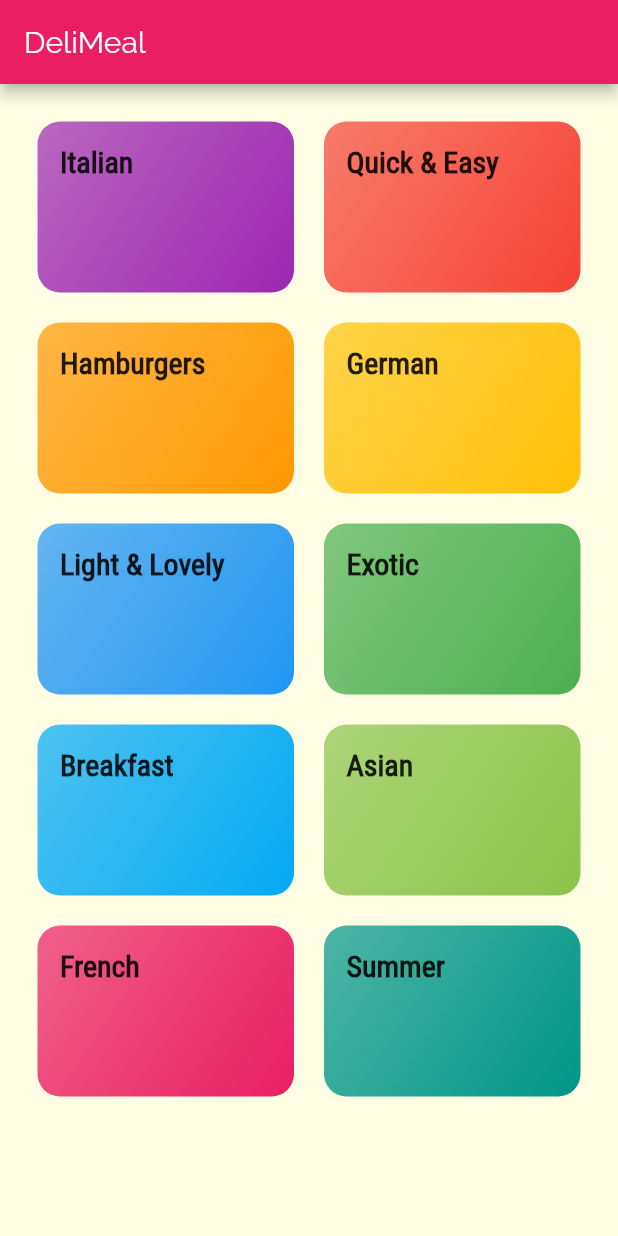
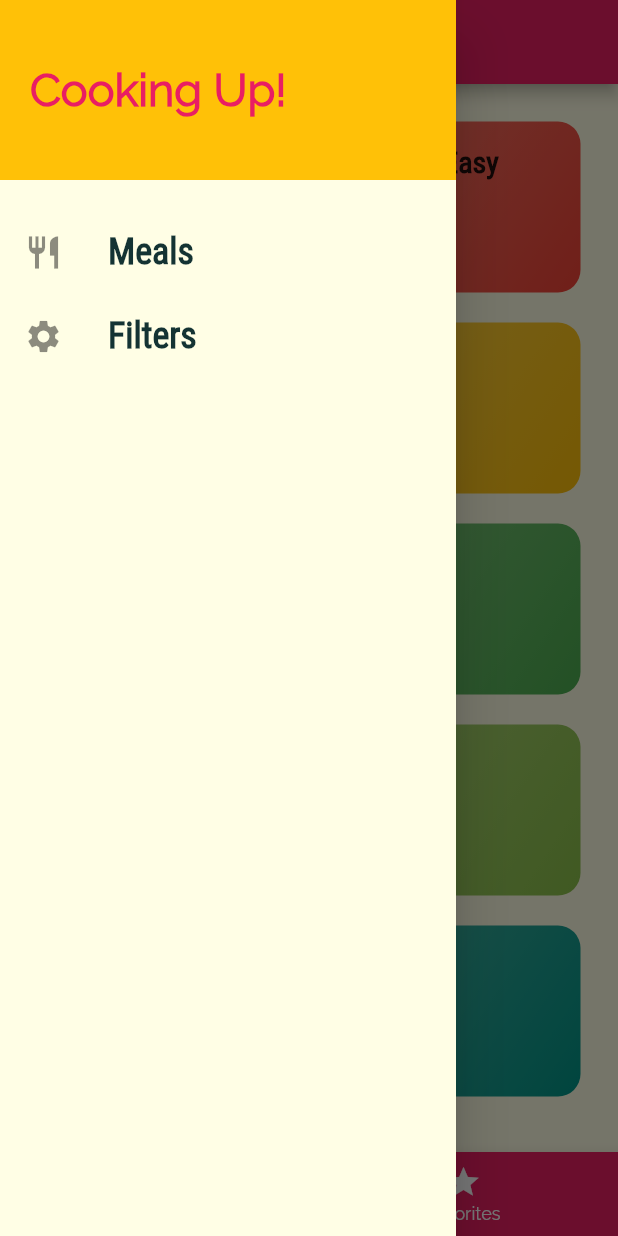
Before and after one commit to xFlappy/meals_app, a Flutter app: the screen it shows after launch, with the side drawer open (before the commit the screen has no drawer), on a phone screen of 412 x 824 dp. Run offline on Flutter 3.47's test engine with Material 2 defaults, Android fonts, the phone set to English and light mode, and no system bars.

Commit message:
Menu selection and favorites

```diff
--- a/lib/main.dart
+++ b/lib/main.dart
@@ -1,6 +1,8 @@
 import 'package:flutter/material.dart';
 import 'package:flutter/rendering.dart';
 
+import './screens/filters_screen.dart';
+import './screens/tabs_screen.dart';
 import './screens/meal_detail_screen.dart';
 import './screens/category_meals_screen.dart';
 import './screens/categories_screen.dart';
@@ -33,14 +35,15 @@ class MyApp extends StatelessWidget {
       // home: CategoriesScreen(),
       initialRoute: '/', // default is '/'
       routes: {
-        '/': (ctx) => CategoriesScreen(),
+        '/': (ctx) => TabsScreen(),
         CategoryMealsScreen.routeName: (ctx) => CategoryMealsScreen(),
         MealDetailScreen.routeName: (ctx) => MealDetailScreen(),
+        FiltersScreen.routeName: (ctx) => FiltersScreen(),
       },
-      onGenerateRoute: (settings) {
-        print(settings.arguments);
-        return MaterialPageRoute(builder: (ctx) => CategoriesScreen());
-      },
+      // onGenerateRoute: (settings) {
+      //   print(settings.arguments);
+      //   return MaterialPageRoute(builder: (ctx) => CategoriesScreen());
+      // },
       onUnknownRoute: (settings) {
         return MaterialPageRoute(builder: (ctx) => CategoriesScreen());
       },
--- a/lib/screens/categories_screen.dart
+++ b/lib/screens/categories_screen.dart
@@ -6,11 +6,7 @@ import '../widgets/category_item.dart';
 class CategoriesScreen extends StatelessWidget {
   @override
   Widget build(BuildContext context) {
-    return Scaffold(
-      appBar: AppBar(
-        title: const Text('DeliMeal'),
-      ),
-      body: GridView(
+    return GridView(
       padding: const EdgeInsets.all(25),
       children: DUMMY_CATEGORIES
           .map(
@@ -27,7 +23,6 @@ class CategoriesScreen extends StatelessWidget {
         crossAxisSpacing: 20,
         mainAxisSpacing: 20,
       ),
-      ),
     );
   }
 }
--- /dev/null
+++ b/lib/screens/filters_screen.dart
@@ -0,0 +1,20 @@
+import 'package:flutter/material.dart';
+
+import '../widgets/main_drawer.dart';
+
+class FiltersScreen extends StatelessWidget {
+  static const routeName = '/filters';
+
+  @override
+  Widget build(BuildContext context) {
+    return Scaffold(
+      appBar: AppBar(
+        title: Text('Your Filters'),
+      ),
+      drawer: MainDrawer(),
+      body: Center(
+        child: Text('filters'),
+      ),
+    );
+  }
+}
--- /dev/null
+++ b/lib/screens/tabs_screen.dart
@@ -0,0 +1,57 @@
+import 'package:flutter/material.dart';
+
+import '../widgets/main_drawer.dart';
+import './favorite_screen.dart';
+import './categories_screen.dart';
+
+class TabsScreen extends StatefulWidget {
+  @override
+  __TabsScreenState createState() => __TabsScreenState();
+}
+
+class __TabsScreenState extends State<TabsScreen> {
+  final List<Map<String, Object>> _pages = [
+    {
+      'page': CategoriesScreen(),
+      'title': 'Categories',
+    },
+    {
+      'page': FavoriteScreen(),
+      'title': 'Your Favorites',
+    },
+  ];
+  int _selectedPageIndex = 0;
+  void _selectPage(int index) {
+    setState(() {
+      _selectedPageIndex = index;
+    });
+  }
+
+  @override
+  Widget build(BuildContext context) {
+    return Scaffold(
+      appBar: AppBar(
+        title: Text(_pages[_selectedPageIndex]['title']),
+      ),
+      drawer: MainDrawer(),
+      body: _pages[_selectedPageIndex]['page'],
+      bottomNavigationBar: BottomNavigationBar(
+        onTap: _selectPage,
+        backgroundColor: Theme.of(context).primaryColor,
+        unselectedItemColor: Colors.white,
+        selectedItemColor: Theme.of(context).accentColor,
+        currentIndex: _selectedPageIndex,
+        items: [
+          BottomNavigationBarItem(
+            icon: Icon(Icons.category),
+            title: Text('Categories'),
+          ),
+          BottomNavigationBarItem(
+            icon: Icon(Icons.star),
+            title: Text('Favorites'),
+          ),
+        ],
+      ),
+    );
+  }
+}
--- /dev/null
+++ b/lib/widgets/main_drawer.dart
@@ -0,0 +1,56 @@
+import 'package:flutter/material.dart';
+import '../screens/filters_screen.dart';
+
+class MainDrawer extends StatelessWidget {
+  Widget buildListTile(String title, IconData icon, Function tapHandler) {
+    return ListTile(
+      leading: Icon(
+        icon,
+        size: 26,
+      ),
+      title: Text(
+        title,
+        style: TextStyle(
+          fontFamily: 'RobotoCondensed',
+          fontSize: 24,
+          fontWeight: FontWeight.bold,
+        ),
+      ),
+      onTap: tapHandler,
+    );
+  }
+
+  @override
+  Widget build(BuildContext context) {
+    return Drawer(
+      child: Column(
+        children: [
+          Container(
+            height: 120,
+            width: double.infinity,
+            padding: EdgeInsets.all(20),
+            alignment: Alignment.centerLeft,
+            color: Theme.of(context).accentColor,
+            child: Text(
+              'Cooking Up!',
+              style: TextStyle(
+                fontWeight: FontWeight.w900,
+                fontSize: 30,
+                color: Theme.of(context).primaryColor,
+              ),
+            ),
+          ),
+          SizedBox(
+            height: 20,
+          ),
+          buildListTile('Meals', Icons.restaurant, () {
+            Navigator.of(context).pushReplacementNamed('/');
+          }),
+          buildListTile('Filters', Icons.settings, () {
+            Navigator.of(context).pushReplacementNamed(FiltersScreen.routeName);
+          }),
+        ],
+      ),
+    );
+  }
+}
```
Also changed, not shown: lib/screens/category_meals_screen.dart (+45 -18 lines), lib/screens/favorite_screen.dart (added, +10 -0 lines), lib/screens/meal_detail_screen.dart (+88 -3 lines), lib/widgets/meal_item.dart (+12 -2 lines). Lines whose indentation alone changed are shown as unchanged.
